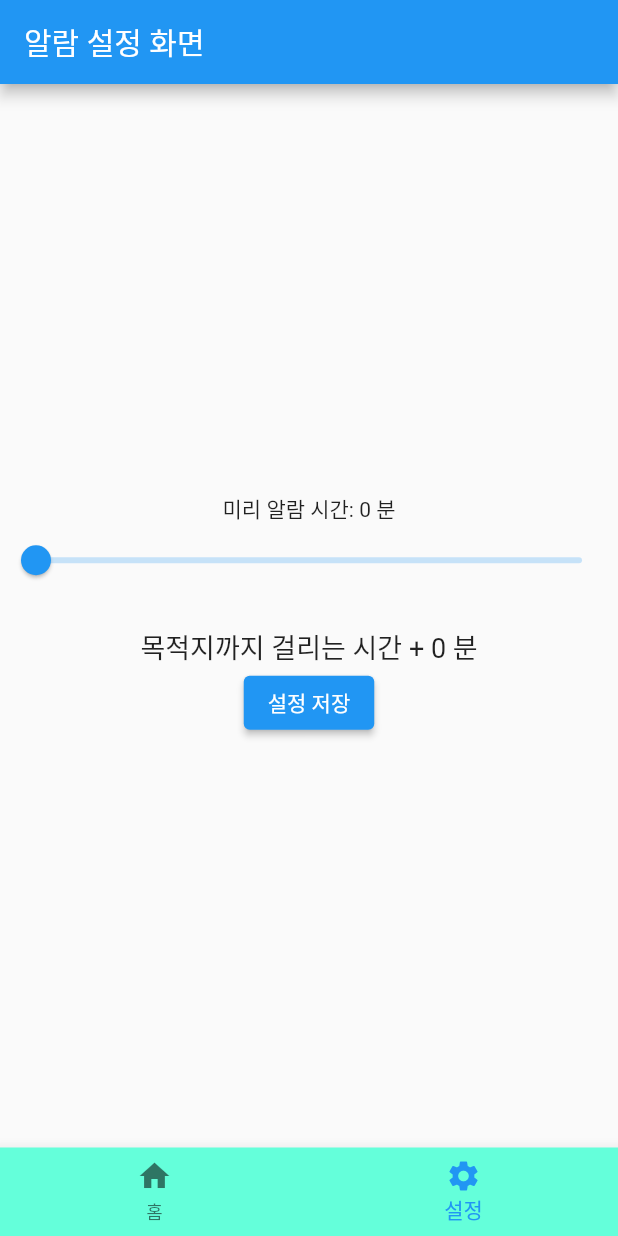
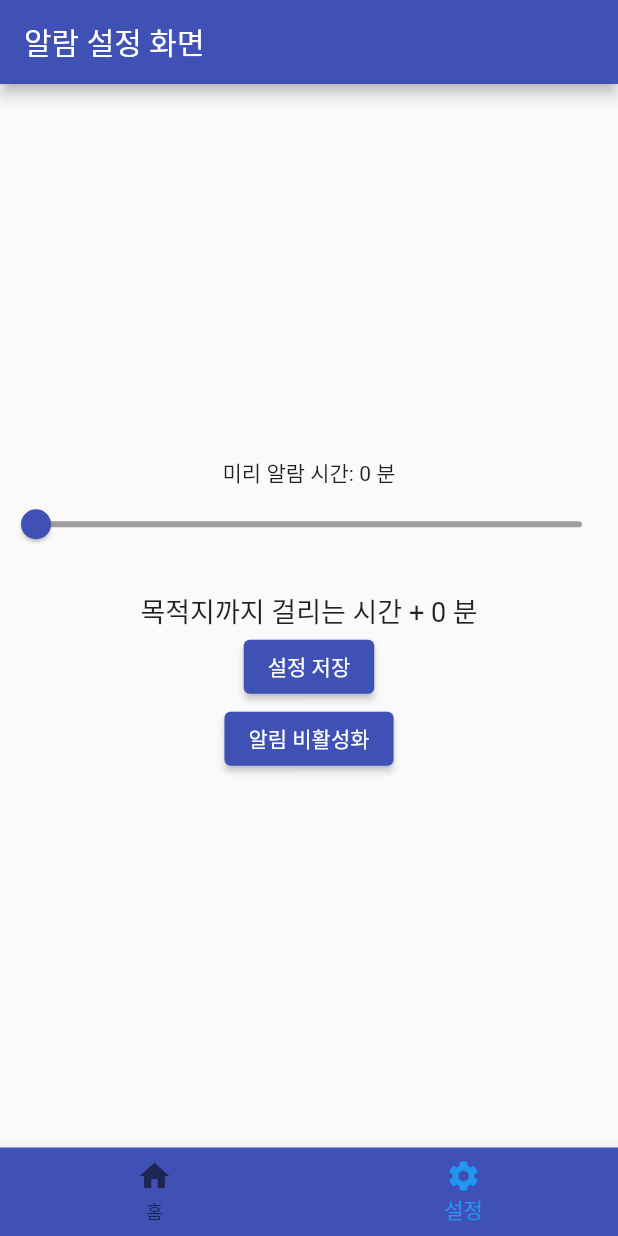
Before and after one commit to astraglus03/Flutter_Miniproject, a Flutter app: the screen it shows after launch, item 2 of the bottom bar chosen, after a tap on "설정 저장", on a phone screen of 412 x 824 dp. Run offline on Flutter 3.47's test engine with Material 2 defaults, Android fonts, the phone set to English and light mode, and no system bars; our stand-ins replace chewie, flutter_local_notifications, geolocator, google_maps_flutter, sqflite, video_player; accounts and stored records are empty.

Commit message:
"last_commit"

```diff
--- a/lib/component/add_schedule.dart
+++ b/lib/component/add_schedule.dart
@@ -192,7 +192,7 @@ class _AddScheduleState extends State<AddSchedule> {
     return Scaffold(
       appBar: AppBar(
         title: Text('일정 추가'),
-        backgroundColor: Colors.tealAccent,
+        backgroundColor: Colors.indigo[500],
       ),
       body: SingleChildScrollView(
         child: Padding(
@@ -389,7 +389,7 @@ class _AddScheduleState extends State<AddSchedule> {
                 },
                 child: Text('일정 추가'),
                 style: ElevatedButton.styleFrom(
-                  backgroundColor: Colors.tealAccent,
+                  backgroundColor: Colors.indigo[500],
                   minimumSize: Size(double.infinity, 40), // 버튼 최소 크기 설정 (가로 길이를 double.infinity로 설정하여 가로로 확장)
                 ),
               )
--- a/lib/component/custom_video_player.dart
+++ b/lib/component/custom_video_player.dart
@@ -33,7 +33,7 @@ class _CustomVideoPlayerState extends State<CustomVideoPlayer> {
   Widget build(BuildContext context) {
     return Scaffold(
       appBar: AppBar(
-        title: Text("고양이 동영상"),
+        title: Text("미니프로젝트 시연 동영상"),
       ),
       body: Center(
         child: Chewie(
--- a/lib/component/main_screen.dart
+++ b/lib/component/main_screen.dart
@@ -2,7 +2,7 @@ import 'package:flutter/cupertino.dart';
 import 'package:flutter/foundation.dart';
 import 'package:flutter/material.dart';
 import 'package:miniproject/component/schedule_card.dart';
-import 'package:miniproject/component/settimg_screen.dart';
+import 'package:miniproject/component/setting_screen.dart';
 import 'package:miniproject/component/video_card.dart';
 import '../const/colors.dart';
 import 'add_schedule.dart';
@@ -17,7 +17,7 @@ class MainScreen extends StatefulWidget {
 }
 
 class _MainScreenState extends State<MainScreen> with TickerProviderStateMixin {
-  final String video = "asset/friend.mp4";
+  final String video = "asset/actionvideo.mp4";
 
   TabController? controller;
   final dbHelper = DatabaseHelper();
@@ -57,7 +57,7 @@ class _MainScreenState extends State<MainScreen> with TickerProviderStateMixin {
 
   BottomNavigationBar renderBottomNavigation() {
     return BottomNavigationBar(
-      backgroundColor: Colors.tealAccent,
+      backgroundColor: Colors.indigo,
       currentIndex: controller!.index,
       onTap: (int index) {
         setState(() {
@@ -86,7 +86,7 @@ class _MainScreenState extends State<MainScreen> with TickerProviderStateMixin {
       Scaffold(
         body: _buildScheduleList(),
         floatingActionButton: FloatingActionButton(
-          backgroundColor: primaryColor2,
+          backgroundColor: Colors.indigo[500],
           onPressed: () {
             Navigator.push(
               context,
--- a/lib/component/settimg_screen.dart
+++ /dev/null
@@ -1,169 +0,0 @@
-import 'package:flutter/material.dart';
-import 'package:flutter_local_notifications/flutter_local_notifications.dart';
-import 'package:miniproject/component/database.dart';
-
-void main() => runApp(MaterialApp(home: SettingScreen()));
-
-class SettingScreen extends StatefulWidget {
-  final ValueChanged<int>? onChanged;
-
-  const SettingScreen({Key? key, this.onChanged}) : super(key: key);
-
-  @override
-  _SettingScreenState createState() => _SettingScreenState();
-}
-
-class _SettingScreenState extends State<SettingScreen> {
-  FlutterLocalNotificationsPlugin flutterLocalNotificationsPlugin = FlutterLocalNotificationsPlugin();
-  double _sliderValue = 0.0;
-  int alpha = 0;
-
-  @override
-  void initState() {
-    super.initState();
-    var initializationSettingsAndroid = AndroidInitializationSettings('ic_stat_action_alarm'); // 여기에 앱 아이콘의 이름을 넣어주세요
-    var initializationSettings = InitializationSettings(android: initializationSettingsAndroid);
-    flutterLocalNotificationsPlugin.initialize(initializationSettings);
-  }
-
-  void _saveSettings() async {
-    for (int i = 1; i < 5; i++) {
-      Map<String, dynamic>? row = await DatabaseHelper().getRowById(i);
-      var cal_alarm;
-      DateTime now = DateTime.now();
-
-      if (row != null) {
-        String? date = row['date'];
-
-        if (date != null) {
-          DateTime datetime = DateTime.parse(date);
-          if (now.isAfter(datetime)) {
-            Duration difference = now.difference(datetime);
-            int differenceInMinutes = difference.inMinutes;
-            int caltime = int.parse(row['caltime']);
-            cal_alarm = differenceInMinutes + caltime + alpha;
-
-            DateTime scheduledTime = now.add(Duration(minutes: cal_alarm));
-
-            if(i == 1) {
-              var androidPlatformChannelSpecifics1 = AndroidNotificationDetails(
-                '1your_channel_id_$i', 'your_channel_name_$i',
-                importance: Importance.max,
-                priority: Priority.high,
-                ticker: 'ticker',
-              );
-              var platformChannelSpecifics = NotificationDetails(
-                  android: androidPlatformChannelSpecifics1);
-              await flutterLocalNotificationsPlugin.schedule(
-                0,
-                '알림 제목',
-                '알림 내용',
-                scheduledTime,
-                platformChannelSpecifics,
-                androidAllowWhileIdle: true,
-              );
-            }
-            if(i == 2) {
-              var androidPlatformChannelSpecifics2 = AndroidNotificationDetails(
-                '2your_channel_id_$i', 'your_channel_name_$i',
-                importance: Importance.max,
-                priority: Priority.high,
-                ticker: 'ticker',
-              );
-              var platformChannelSpecifics = NotificationDetails(
-                  android: androidPlatformChannelSpecifics2);
-              await flutterLocalNotificationsPlugin.schedule(
-                0,
-                '알림 제목',
-                '알림 내용',
-                scheduledTime,
-                platformChannelSpecifics,
-                androidAllowWhileIdle: true,
-              );
-            }
-            if(i == 3) {
-              var androidPlatformChannelSpecifics3 = AndroidNotificationDetails(
-                '3your_channel_id_$i', 'your_channel_name_$i',
-                importance: Importance.max,
-                priority: Priority.high,
-                ticker: 'ticker',
-              );
-              var platformChannelSpecifics = NotificationDetails(
-                  android: androidPlatformChannelSpecifics3);
-              await flutterLocalNotificationsPlugin.schedule(
-                0,
-                '알림 제목',
-                '알림 내용',
-                scheduledTime,
-                platformChannelSpecifics,
-                androidAllowWhileIdle: true,
-              );
-            }
-            if(i == 4) {
-              var androidPlatformChannelSpecifics4 = AndroidNotificationDetails(
-                '4your_channel_id_$i', 'your_channel_name_$i',
-                importance: Importance.max,
-                priority: Priority.high,
-                ticker: 'ticker',
-              );
-              var platformChannelSpecifics = NotificationDetails(
-                  android: androidPlatformChannelSpecifics4);
-              await flutterLocalNotificationsPlugin.schedule(
-                0,
-                '알림 제목',
-                '알림 내용',
-                scheduledTime,
-                platformChannelSpecifics,
-                androidAllowWhileIdle: true,
-              );
-            }
-
-            print('예약된 알림 시간: $scheduledTime');
-          }else{
-            print('시간오류');
-          }
-        }
-      }
-    }
-  }
-
-  @override
-  Widget build(BuildContext context) {
-    return Scaffold(
-      appBar: AppBar(
-        title: Text('알람 설정 화면'),
-      ),
-      body: Center(
-        child: Column(
-          mainAxisAlignment: MainAxisAlignment.center,
-          children: <Widget>[
-            Text('미리 알람 시간: ${_sliderValue.round()} 분'),
-            Slider(
-              value: _sliderValue,
-              onChanged: (newValue) {
-                setState(() {
-                  _sliderValue = newValue;
-                  widget.onChanged?.call(newValue.round());
-                  alpha = newValue.round();
-                });
-              },
-              min: 0,
-              max: 60,
-            ),
-            Container(
-              margin: EdgeInsets.only(top: 20.0),
-              child: Text(
-                '목적지까지 걸리는 시간 + $alpha 분',
-                style: TextStyle(fontSize: 18.0),
-              ),
-            ),
-            ElevatedButton(
-              onPressed: _saveSettings,
-              child: Text('설정 저장'),
-            ),
-          ],
-        ),
-      ),
-    );
-  }
-}
--- /dev/null
+++ b/lib/component/setting_screen.dart
@@ -0,0 +1,208 @@
+import 'package:flutter/material.dart';
+import 'package:flutter_local_notifications/flutter_local_notifications.dart';
+import 'package:miniproject/component/database.dart';
+
+class SettingScreen extends StatefulWidget {
+  final ValueChanged<int>? onChanged;
+
+  const SettingScreen({Key? key, this.onChanged}) : super(key: key);
+
+  @override
+  _SettingScreenState createState() => _SettingScreenState();
+}
+
+class _SettingScreenState extends State<SettingScreen> {
+  FlutterLocalNotificationsPlugin flutterLocalNotificationsPlugin = FlutterLocalNotificationsPlugin();
+  double _sliderValue = 0.0;
+  int alpha = 0;
+  bool notificationsEnabled = true;
+
+
+  @override
+  void initState() {
+    super.initState();
+    var initializationSettingsAndroid = AndroidInitializationSettings('ic_stat_action_alarm'); // 여기에 앱 아이콘의 이름을 넣어주세요
+    var initializationSettings = InitializationSettings(android: initializationSettingsAndroid);
+    flutterLocalNotificationsPlugin.initialize(initializationSettings);
+  }
+
+  void _saveSettings() async {
+    if(!notificationsEnabled){
+      return;
+    }
+    for (int i = 1; i < 5; i++) {
+      Map<String, dynamic>? row = await DatabaseHelper().getRowById(i);
+      var cal_alarm;
+      DateTime now = DateTime.now();
+
+      if (row != null) {
+        String? date = row['date'];
+
+        if (date != null) {
+          DateTime datetime = DateTime.parse(date);
+          if (now.isAfter(datetime)) {
+            Duration difference = now.difference(datetime);
+            int differenceInMinutes = difference.inMinutes;
+            int caltime = int.parse(row['caltime']);
+            cal_alarm = differenceInMinutes + caltime + alpha;
+
+            DateTime scheduledTime = now.add(Duration(minutes: cal_alarm));
+
+            if(i == 1) {
+              var androidPlatformChannelSpecifics1 = AndroidNotificationDetails(
+                '1your_channel_id_$i', 'your_channel_name_$i',
+                importance: Importance.max,
+                priority: Priority.high,
+                ticker: 'ticker',
+              );
+              var platformChannelSpecifics = NotificationDetails(
+                  android: androidPlatformChannelSpecifics1);
+              await flutterLocalNotificationsPlugin.schedule(
+                0,
+                '출발 알림',
+                '지금 출발 하셔야 합니다.',
+                scheduledTime,
+                platformChannelSpecifics,
+                androidAllowWhileIdle: true,
+              );
+            }
+            if(i == 2) {
+              var androidPlatformChannelSpecifics2 = AndroidNotificationDetails(
+                '2your_channel_id_$i', 'your_channel_name_$i',
+                importance: Importance.max,
+                priority: Priority.high,
+                ticker: 'ticker',
+              );
+              var platformChannelSpecifics = NotificationDetails(
+                  android: androidPlatformChannelSpecifics2);
+              await flutterLocalNotificationsPlugin.schedule(
+                0,
+                '출발 알림',
+                '지금 출발 하셔야 합니다.',
+                scheduledTime,
+                platformChannelSpecifics,
+                androidAllowWhileIdle: true,
+              );
+            }
+            if(i == 3) {
+              var androidPlatformChannelSpecifics3 = AndroidNotificationDetails(
+                '3your_channel_id_$i', 'your_channel_name_$i',
+                importance: Importance.max,
+                priority: Priority.high,
+                ticker: 'ticker',
+              );
+              var platformChannelSpecifics = NotificationDetails(
+                  android: androidPlatformChannelSpecifics3);
+              await flutterLocalNotificationsPlugin.schedule(
+                0,
+                '출발 알림',
+                '지금 출발 하셔야 합니다.',
+                scheduledTime,
+                platformChannelSpecifics,
+                androidAllowWhileIdle: true,
+              );
+            }
+            if(i == 4) {
+              var androidPlatformChannelSpecifics4 = AndroidNotificationDetails(
+                '4your_channel_id_$i', 'your_channel_name_$i',
+                importance: Importance.max,
+                priority: Priority.high,
+                ticker: 'ticker',
+              );
+              var platformChannelSpecifics = NotificationDetails(
+                  android: androidPlatformChannelSpecifics4);
+              await flutterLocalNotificationsPlugin.schedule(
+                0,
+                '출발 알림',
+                '지금 출발 하셔야 합니다.',
+                scheduledTime,
+                platformChannelSpecifics,
+                androidAllowWhileIdle: true,
+              );
+            }
+
+            print('예약된 알림 시간: $scheduledTime');
+          }else{
+            print('시간오류');
+          }
+          showDialog(
+            context: context,
+            builder: (BuildContext context){
+              return AlertDialog(
+                title: Text('알림 설정 완료'),
+                content: Text('알림이 설정되었습니다. $cal_alarm 분 후 알림이 울립니다.'),
+                actions: <Widget>[
+                  TextButton(
+                    child: Text('확인'),
+                    onPressed: (){
+                      Navigator.of(context).pop();
+                    },
+                  ),
+                ],
+              );
+            },
+          );
+        }
+      }
+    }
+  }
+
+  @override
+  Widget build(BuildContext context) {
+    return Scaffold(
+      appBar: AppBar(
+        backgroundColor: Colors.indigo[500],
+        title: Text('알람 설정 화면'),
+      ),
+      body: Center(
+        child: Column(
+          mainAxisAlignment: MainAxisAlignment.center,
+          children: <Widget>[
+            Text('미리 알람 시간: ${_sliderValue.round()} 분'),
+            Slider(
+              value: _sliderValue,
+              onChanged: (newValue) {
+                setState(() {
+                  _sliderValue = newValue;
+                  widget.onChanged?.call(newValue.round());
+                  alpha = newValue.round();
+                });
+              },
+              min: 0,
+              max: 60,
+              activeColor: Colors.indigo[500],
+              inactiveColor: Colors.grey,
+            ),
+            Container(
+              margin: EdgeInsets.only(top: 20.0),
+              child: Text(
+                '목적지까지 걸리는 시간 + $alpha 분',
+                style: TextStyle(fontSize: 18.0),
+              ),
+            ),
+            ElevatedButton(
+              onPressed: _saveSettings,
+              child: Text('설정 저장'),
+              style: ElevatedButton.styleFrom(
+                primary: Colors.indigo[500],
+              ),
+            ),
+            ElevatedButton(
+              onPressed: () {
+                setState(() {
+                  notificationsEnabled = !notificationsEnabled;
+                  if (!notificationsEnabled) {
+                    // 알림을 비활성화할 때 예약된 모든 알림을 취소합니다
+                    flutterLocalNotificationsPlugin.cancelAll();
+                  }
+                });
+              },
+              child: Text(notificationsEnabled ? '알림 비활성화' : '알림 활성화'), style: ElevatedButton.styleFrom(primary: Colors.indigo[500],),
+            ),
+
+          ],
+        ),
+      ),
+    );
+  }
+}
--- a/lib/component/video_card.dart
+++ b/lib/component/video_card.dart
@@ -58,7 +58,7 @@ class _context extends StatelessWidget {
             color: Colors.black,
           ),
           image: DecorationImage(
-            image: AssetImage('asset/img/friend.jpg'), // 배경 이미지 경로
+            image: AssetImage('asset/img/friend1.jpg'), // 배경 이미지 경로
             fit: BoxFit.cover,
           ),
         ),
@@ -71,7 +71,7 @@ class _context extends StatelessWidget {
                   if (video != null) Expanded(child: Text("시연 동영상 ", style: TextStyle(
                     fontSize: 30,
                     fontWeight: FontWeight.w500,
-                    color: Colors.tealAccent,
+                    color: Colors.indigo[500],
                   ),)),
                 ],
               ),
```
Also changed, not shown: lib/component/detail_screen.dart (+26 -17 lines), lib/component/help.dart (deleted, +0 -146 lines), lib/component/schedule_card.dart (+7 -4 lines), asset/img/company.jpg (added), asset/img/friend.jpg (added), asset/img/friend1.jpg, asset/img/friend2.jpg, asset/img/school.jpg (added), 3 other files.
